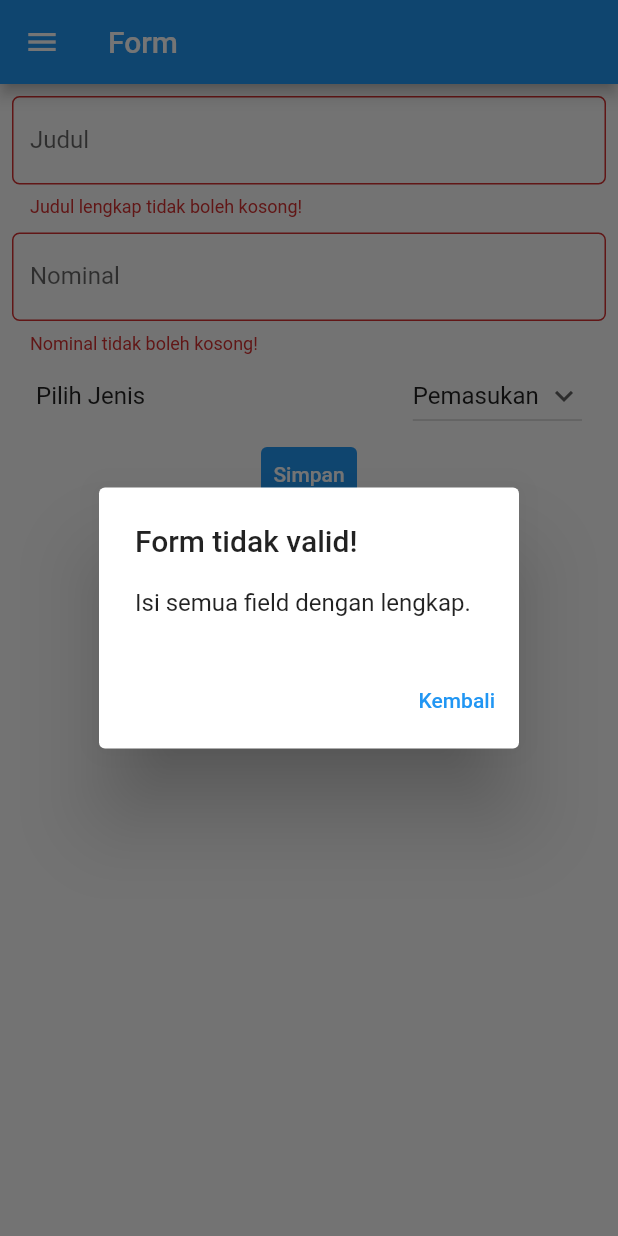
After one commit to reyvannn/pbp-flutter-lab, a Flutter app: the FormBudgetPage screen opened directly, after a tap on "Simpan", on a phone screen of 412 x 824 dp. The commit adds this screen. Run offline on Flutter 3.47's test engine with Material 2 defaults, Android fonts, the phone set to English and light mode, and no system bars.

Commit message:
commit Tugas 8

```diff
--- /dev/null
+++ b/lib/drawer.dart
@@ -0,0 +1,44 @@
+import 'package:flutter/material.dart';
+import 'package:counter_7/form_budget.dart';
+import 'package:counter_7/main.dart';
+import 'package:counter_7/data_budget.dart';
+
+Drawer buildDrawer(BuildContext context){
+  return Drawer(
+    child: Column(
+      children: [
+        // Menambahkan clickable menu
+        ListTile(
+          title: const Text('Counter'),
+          onTap: () {
+            // Route menu ke halaman utama
+            Navigator.pushReplacement(
+              context,
+              MaterialPageRoute(builder: (context) => const MyHomePage()),
+            );
+          },
+        ),
+        ListTile(
+          title: const Text('Tambah Budget'),
+          onTap: () {
+            // Route menu ke halaman form
+            Navigator.pushReplacement(
+              context,
+              MaterialPageRoute(builder: (context) => const FormBudgetPage()),
+            );
+          },
+        ),
+        ListTile(
+          title: const Text('Data Budget'),
+          onTap: () {
+            // Route menu ke halaman form
+            Navigator.pushReplacement(
+              context,
+              MaterialPageRoute(builder: (context) => const DataBudgetPage()),
+            );
+          },
+        ),
+      ],
+    ),
+  );
+}
--- /dev/null
+++ b/lib/form_budget.dart
@@ -0,0 +1,188 @@
+import 'package:counter_7/drawer.dart';
+import 'package:counter_7/main.dart';
+import 'package:flutter/cupertino.dart';
+import 'package:flutter/material.dart';
+import 'package:flutter/services.dart';
+import 'package:counter_7/data_budget.dart';
+
+class FormBudgetPage extends StatefulWidget{
+  const FormBudgetPage({super.key});
+
+  @override
+  State<StatefulWidget> createState() {
+    return _FormBudgetPageState();
+  }
+}
+
+class _FormBudgetPageState extends State<FormBudgetPage>{
+  final _formKey = GlobalKey<FormState>();
+  String judul = "";
+  late int nominal;
+  String jenis = "Pemasukan";
+  List<String> listJenis = ['Pemasukan', 'Pengeluaran'];
+
+  @override
+  Widget build(BuildContext context) {
+    return Scaffold(
+      appBar: AppBar(
+        title: Text('Form'),
+      ),
+      drawer: buildDrawer(context),
+      body: Form(
+        key: _formKey,
+        child: SingleChildScrollView(
+          child: Container(
+            padding: EdgeInsets.all(8),
+            child: Column(
+              children: [
+                //JUDUL
+                TextFormField(
+                  decoration: InputDecoration(
+                    labelText: "Judul",
+                    border: OutlineInputBorder(
+                      borderRadius: BorderRadius.circular(5.0),
+                    ),
+                  ),
+                  onChanged: (String? value) {
+                    setState(() {
+                      judul = value!;
+                    });
+                  },
+                  onSaved: (String? value) {
+                    setState(() {
+                      judul = value!;
+                    });
+                  },
+                  validator: (String? value) {
+                    if (value == null || value.isEmpty) {
+                      return 'Judul lengkap tidak boleh kosong!';
+                    }
+                    return null;
+                  },
+                ),
+
+                //NOMINAL
+                Container(
+                  padding: EdgeInsets.only(top: 10),
+                  child: TextFormField(
+                    decoration: InputDecoration(
+                      labelText: "Nominal",
+                      border: OutlineInputBorder(
+                        borderRadius: BorderRadius.circular(5.0),
+                      ),
+                    ),
+                    keyboardType: TextInputType.number,
+                    inputFormatters: [FilteringTextInputFormatter.digitsOnly],
+                    onSaved: (String? value) {
+                      setState(() {
+                        nominal = int.parse(value!);
+                      });
+                    },
+                    onChanged: (String? value) {
+                      setState(() {
+                        nominal = int.parse(value!);
+                      });
+                    },
+                    validator: (String? value) {
+                      if (value == null || value.isEmpty) {
+                        return 'Nominal tidak boleh kosong!';
+                      }
+                      return null;
+                    },
+                  ),
+                ),
+
+                //JENIS
+                ListTile(
+                  title: const Text(
+                    'Pilih Jenis',
+                  ),
+                  trailing: DropdownButton(
+                    value: jenis,
+                    icon: const Icon(Icons.keyboard_arrow_down),
+                    items: listJenis.map((String items) {
+                      return DropdownMenuItem(
+                          value: items,
+                          child: Text(items),
+                        );}).toList(),
+                    onChanged: (String? newValue) {
+                      setState(() {
+                        jenis = newValue!;
+                      });
+                    },
+                  ),
+                ),
+
+                //SUBMIT
+                TextButton(
+                  style: ButtonStyle(
+                    backgroundColor: MaterialStateProperty.all(Colors.blue),
+                  ),
+                  onPressed: () {
+                    if (_formKey.currentState!.validate()) {
+                      addBudget(judul, nominal, jenis);
+                      Navigator.pushReplacement(
+                        context,
+                        MaterialPageRoute(
+                            builder: (context) => const FormBudgetPage()),
+                      );
+                      showDialog(
+                          context: context,
+                          builder: (context) {
+                            return AlertDialog(
+                              title: const Text('Berhasil'),
+                              content: SingleChildScrollView(
+                                child: ListBody(
+                                  children: const <Widget>[
+                                    Text('Budget berhasil dibuat!'),
+                                  ],
+                                ),
+                              ),
+                              actions: <Widget>[
+                                TextButton(
+                                  child: const Text('Kembali'),
+                                  onPressed: () {
+                                    Navigator.of(context).pop();
+                                  },
+                                ),
+                              ],
+                            );
+                          });
+                    } else {
+                      showDialog(
+                          context: context,
+                          builder: (context) {
+                            return AlertDialog(
+                              title: const Text('Form tidak valid!'),
+                              content: SingleChildScrollView(
+                                child: ListBody(
+                                  children: const <Widget>[
+                                    Text('Isi semua field dengan lengkap.'),
+                                  ],
+                                ),
+                              ),
+                              actions: <Widget>[
+                                TextButton(
+                                  child: const Text('Kembali'),
+                                  onPressed: () {
+                                    Navigator.of(context).pop();
+                                  },
+                                ),
+                              ],
+                            );
+                          });
+                    }
+                  },
+                  child: const Text(
+                    "Simpan",
+                    style: TextStyle(color: Colors.white),
+                  ),
+                ),
+              ],
+            ),
+          ),
+        ),
+      ),
+    );
+  }
+}
```
Also changed, not shown: lib/data_budget.dart (added, +84 -0 lines), lib/main.dart (+7 -39 lines).
